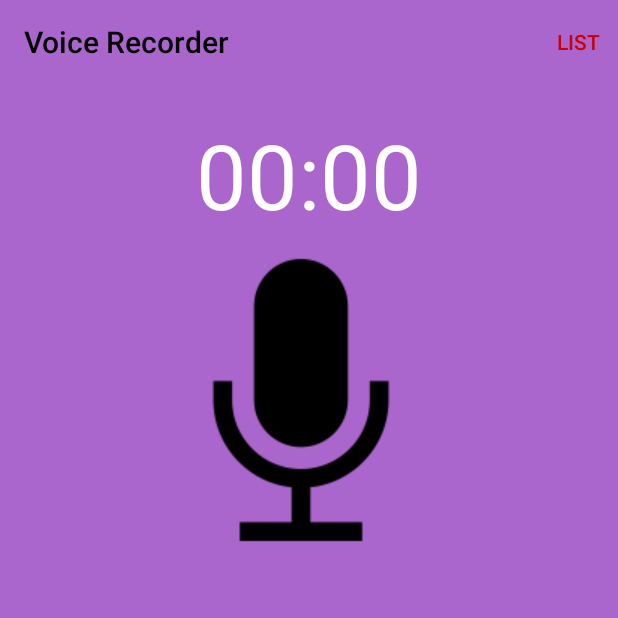
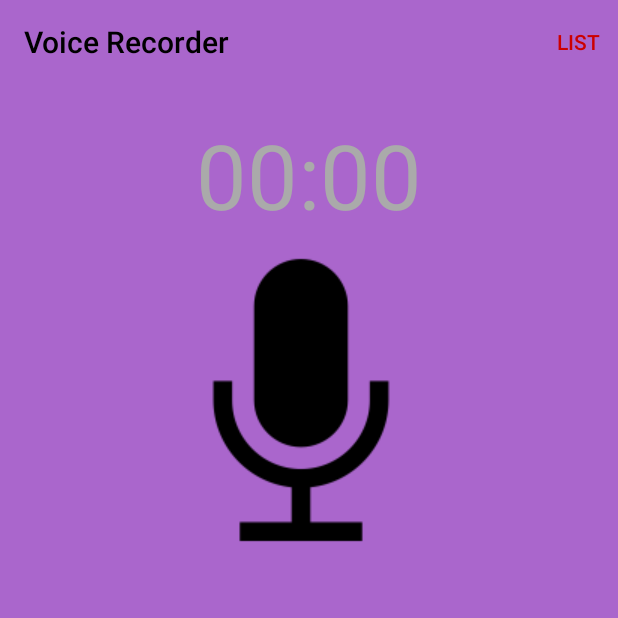
Before and after one commit to RachelMorton102/MemoryApp2, an Android app: the screen it shows after launch (MainActivity), on a phone screen of 412 x 824 dp, the top half of it. Run offline under Robolectric (Android 15) with nearby library versions, the phone set to English and light mode, and no system bars.

Commit message:
added a recorder

```diff
--- a/app/src/main/res/layout/activity_main.xml
+++ b/app/src/main/res/layout/activity_main.xml
@@ -26,7 +26,7 @@
             android:layout_width="wrap_content"
             android:layout_height="wrap_content"
             android:textSize="60sp"
-            android:textColor="@android:color/white"
+            android:textColor="@android:color/darker_gray"
             android:layout_gravity="center_horizontal"
             />
 
```
Also changed, not shown: app/src/main/res/drawable/ic_old_recorder.png (added).
